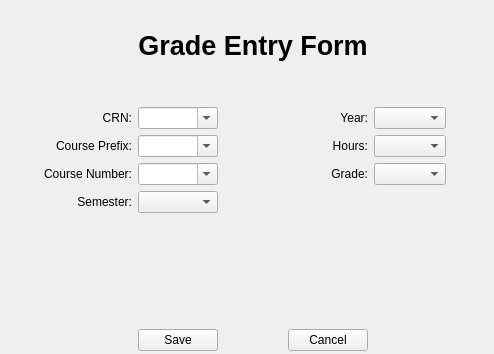
Qt form src/addeditwindow.ui (Mitch-Winchester/grade_manager) before a commit.
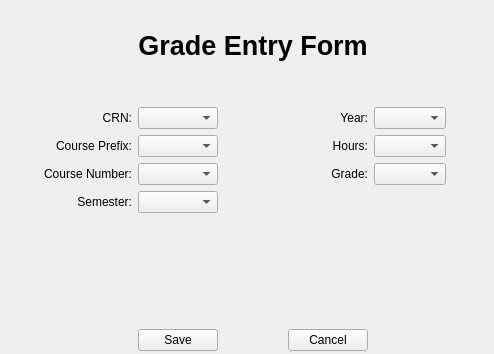
The same form after that commit.

Commit message: add initial functionality to grade entry window

The edit to the form file:
```diff
--- a/src/addeditwindow.ui
+++ b/src/addeditwindow.ui
@@ -49,7 +49,7 @@
     <item row="4" column="2">
      <widget class="QComboBox" name="prefixCombo">
       <property name="editable">
-       <bool>true</bool>
+       <bool>false</bool>
       </property>
      </widget>
     </item>
@@ -135,7 +135,7 @@
     <item row="5" column="2">
      <widget class="QComboBox" name="numberCombo">
       <property name="editable">
-       <bool>true</bool>
+       <bool>false</bool>
       </property>
      </widget>
     </item>
@@ -262,7 +262,7 @@
     <item row="3" column="2">
      <widget class="QComboBox" name="crnCombo">
       <property name="editable">
-       <bool>true</bool>
+       <bool>false</bool>
       </property>
      </widget>
     </item>
```
The commit also changes 7 other files.
